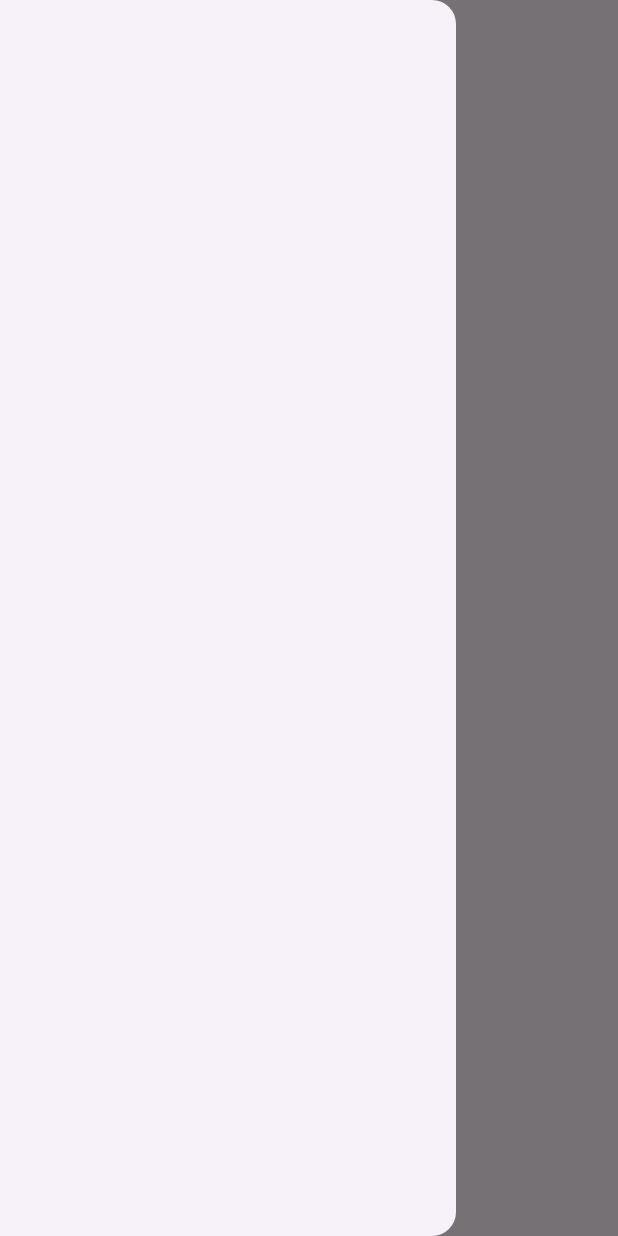
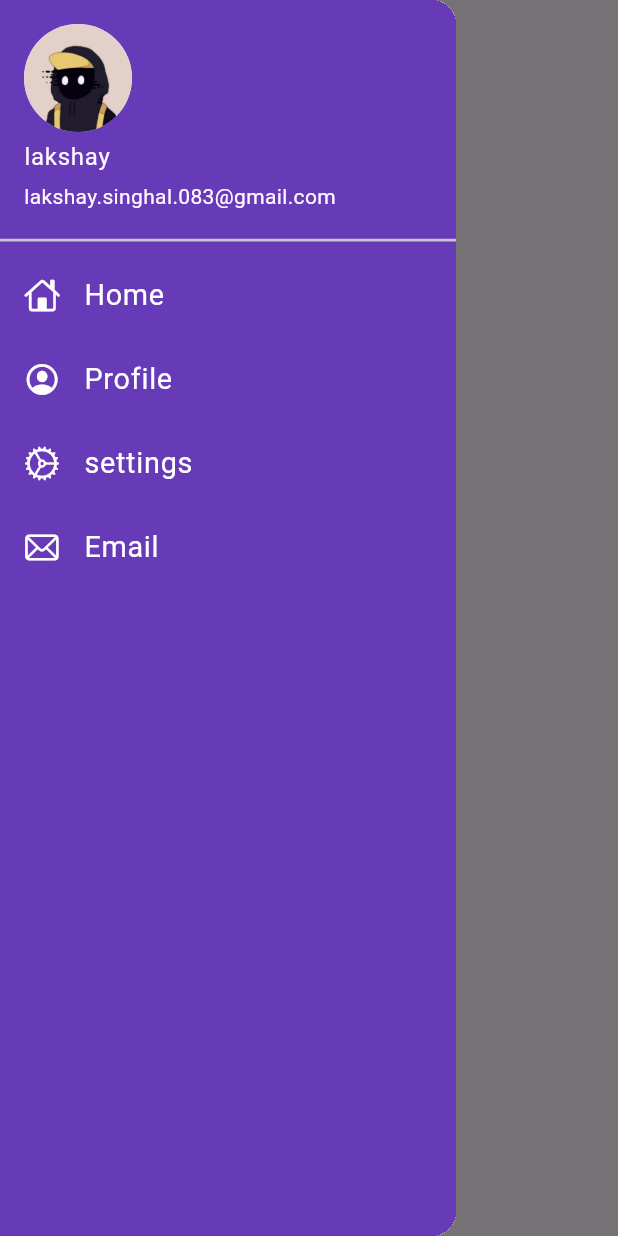
Before and after one commit to plakshay/Catalog-App, a Flutter app: the HomePage screen opened by its route, with the side drawer open, on a phone screen of 412 x 824 dp. Run offline on Flutter 3.47's test engine with Material 3 defaults, Android fonts, the phone set to English and light mode, and no system bars.

Commit message:
day 8 done- changes in home page(drawer) , use of drawer, drawer header, list title

```diff
--- a/lib/main.dart
+++ b/lib/main.dart
@@ -23,7 +23,7 @@ class MyApp extends StatelessWidget {
           brightness: Brightness.dark,
         ),
         routes:  {
-          "/":(context)=>LoginPage(),
+          "/":(context)=>HomePage(),
           MyRoutes.homeroute :(context)=>HomePage(),
           MyRoutes.loginroute:(context) => LoginPage(),
         },
--- a/lib/screens/home_page.dart
+++ b/lib/screens/home_page.dart
@@ -1,4 +1,5 @@
 import 'package:flutter/material.dart';
+import 'package:target10days/widgets/drawer.dart';
 
 class HomePage extends StatelessWidget {
   const HomePage({super.key});
@@ -14,7 +15,7 @@ class HomePage extends StatelessWidget {
             child: Text("hi there"),
           )
         ),
-        drawer: Drawer(),
+        drawer: MyDrawer(),
         );
 }
 }
--- /dev/null
+++ b/lib/widgets/drawer.dart
@@ -0,0 +1,79 @@
+import 'package:flutter/cupertino.dart';
+import 'package:flutter/material.dart';
+
+class MyDrawer extends StatelessWidget {
+  const MyDrawer({super.key});
+
+  @override
+  Widget build(BuildContext context) {
+    return Drawer(
+      child: Container(
+        color: Colors.deepPurple,
+        child: ListView(
+          padding: EdgeInsets.zero,
+          children: [
+            DrawerHeader(
+              padding: EdgeInsets.zero,
+              child: UserAccountsDrawerHeader(
+                decoration: BoxDecoration(
+                  color: Colors.deepPurple,
+                ),
+
+                margin: EdgeInsets.zero,
+                accountName: Text("lakshay"),
+                accountEmail: Text("lakshay.singhal.083@gmail.com"),
+                currentAccountPicture: CircleAvatar(
+                    backgroundImage: AssetImage("assets/images/pfp.jpg"),
+                )
+                ),
+            ),
+            ListTile(
+              leading: Icon(
+                CupertinoIcons.home,
+                color: Colors.white,
+                ),
+                title: Text("Home",
+                textScaleFactor: 1.2,
+                style: TextStyle(
+                  color: Colors.white,
+                ),),
+            ),
+            ListTile(
+              leading: Icon(
+                CupertinoIcons.profile_circled,
+                color: Colors.white,
+                ),
+                title: Text("Profile",
+                textScaleFactor: 1.2,
+                style: TextStyle(
+                  color: Colors.white,
+                ),),
+            ),
+            ListTile(
+              leading: Icon(
+                CupertinoIcons.settings,
+                color: Colors.white,
+                ),
+                title: Text("settings",
+                textScaleFactor: 1.2,
+                style: TextStyle(
+                  color: Colors.white,
+                ),),
+            ),
+            ListTile(
+              leading: Icon(
+                CupertinoIcons.mail,
+                color: Colors.white,
+                ),
+                title: Text("Email",
+                textScaleFactor: 1.2,
+                style: TextStyle(
+                  color: Colors.white,
+                ),),
+            ),
+          ],
+        ),
+      ),
+    );
+  }
+}
```
Also changed, not shown: assets/images/pfp.jpg (added).
